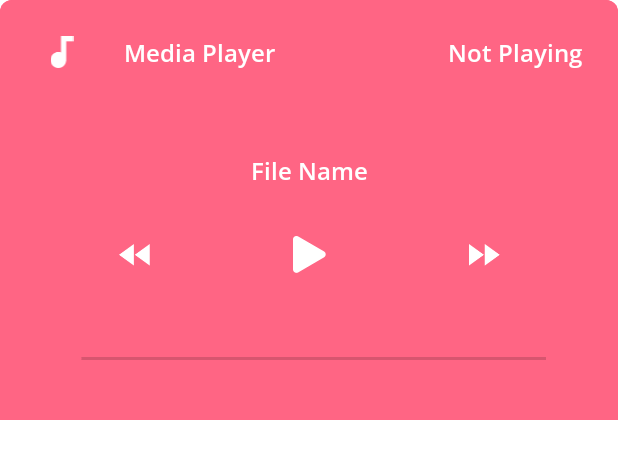
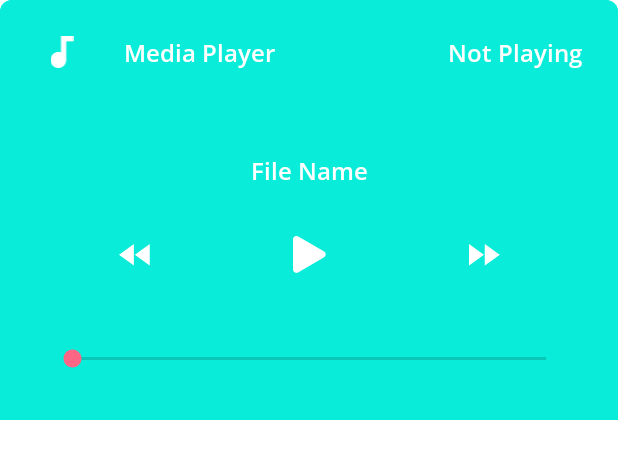
Before and after one commit to TheResilient/Indra_Android1, an Android app: the layout player_sheet.xml on its own in the app's theme, with its tools: preview values and no code run, on a phone screen of 412 x 824 dp. Shown: the top 459 px of the screen. Run offline under Robolectric (Android 15) with nearby library versions, the phone set to English and light mode, and no system bars.

```diff
--- a/app/src/main/res/drawable/media_header_bg.xml
+++ b/app/src/main/res/drawable/media_header_bg.xml
@@ -2,7 +2,7 @@
 <selector xmlns:android="http://schemas.android.com/apk/res/android">
     <item>
         <shape>
-            <solid android:color="@color/colorAccent" />
+            <solid android:color="@color/Cyan" />
             <corners android:topLeftRadius="8dp" android:topRightRadius="8dp" />
         </shape>
     </item>
--- a/app/src/main/res/drawable/player_bg.xml
+++ b/app/src/main/res/drawable/player_bg.xml
@@ -2,7 +2,7 @@
 <selector xmlns:android="http://schemas.android.com/apk/res/android">
     <item>
         <shape>
-            <solid android:color="@color/colorAccent" />
+            <solid android:color="@color/Cyan" />
             <corners android:topLeftRadius="8dp" android:topRightRadius="8dp" />
         </shape>
     </item>
--- a/app/src/main/res/layout/player_sheet.xml
+++ b/app/src/main/res/layout/player_sheet.xml
@@ -76,39 +76,44 @@
 
     <ImageButton
         android:id="@+id/player_play_btn"
-        android:background="@color/colorAccent"
         android:layout_width="wrap_content"
         android:layout_height="wrap_content"
         android:layout_marginTop="16dp"
+        android:background="@color/Cyan"
         android:padding="16dp"
         app:layout_constraintEnd_toEndOf="parent"
         app:layout_constraintStart_toStartOf="parent"
         app:layout_constraintTop_toBottomOf="@+id/player_filename"
-        app:srcCompat="@drawable/player_play_btn" />
+        app:srcCompat="@drawable/player_play_btn"
+        tools:ignore="SpeakableTextPresentCheck" />
 
     <ImageButton
         android:id="@+id/imageView3"
-        android:background="@color/colorAccent"
         android:layout_width="wrap_content"
         android:layout_height="wrap_content"
+        android:background="@color/Cyan"
+        android:minHeight="48dp"
         android:padding="16dp"
         app:layout_constraintBottom_toBottomOf="@+id/player_play_btn"
         app:layout_constraintEnd_toStartOf="@+id/player_play_btn"
         app:layout_constraintStart_toStartOf="parent"
         app:layout_constraintTop_toTopOf="@+id/player_play_btn"
-        app:srcCompat="@drawable/player_back_btn" />
+        app:srcCompat="@drawable/player_back_btn"
+        tools:ignore="SpeakableTextPresentCheck" />
 
     <ImageButton
         android:id="@+id/imageView4"
-        android:background="@color/colorAccent"
         android:layout_width="wrap_content"
         android:layout_height="wrap_content"
+        android:background="@color/Cyan"
+        android:minHeight="48dp"
         android:padding="16dp"
         app:layout_constraintBottom_toBottomOf="@+id/player_play_btn"
         app:layout_constraintEnd_toEndOf="parent"
         app:layout_constraintStart_toEndOf="@+id/player_play_btn"
         app:layout_constraintTop_toTopOf="@+id/player_play_btn"
-        app:srcCompat="@drawable/player_forward_btn" />
+        app:srcCompat="@drawable/player_forward_btn"
+        tools:ignore="SpeakableTextPresentCheck" />
 
     <SeekBar
         android:id="@+id/player_seekbar"
--- a/app/src/main/res/values/colors.xml
+++ b/app/src/main/res/values/colors.xml
@@ -3,6 +3,7 @@
     <color name="colorPrimary">#6177FC</color>
     <color name="colorPrimaryDark">#576EF7</color>
     <color name="colorAccent">#FF6584</color>
+    <color name="Cyan">#09ECD9</color>
 
     <color name="colorDarkBlue">#3D4054</color>
 </resources>
--- a/build.gradle
+++ b/build.gradle
@@ -5,7 +5,7 @@ buildscript {
         jcenter()
     }
     dependencies {
-        classpath "com.android.tools.build:gradle:4.0.1"
+        classpath 'com.android.tools.build:gradle:7.0.2'
 
         // NOTE: Do not place your application dependencies here; they belong
         // in the individual module build.gradle files
```
Also changed, not shown: gradle/wrapper/gradle-wrapper.properties.
